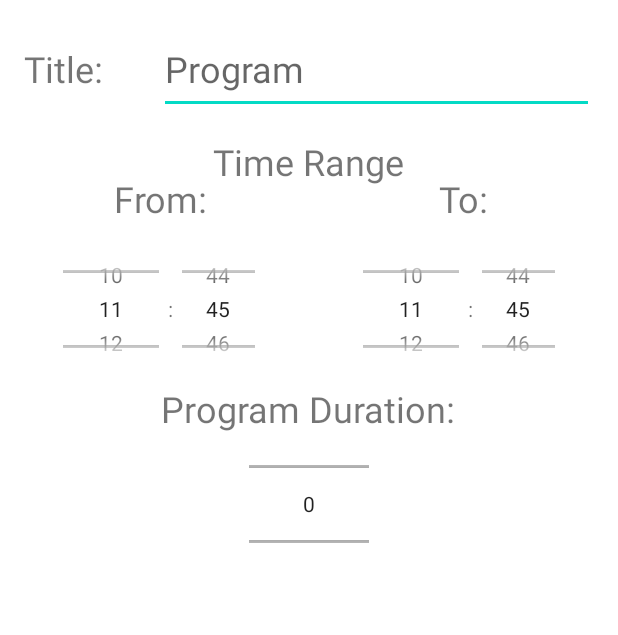
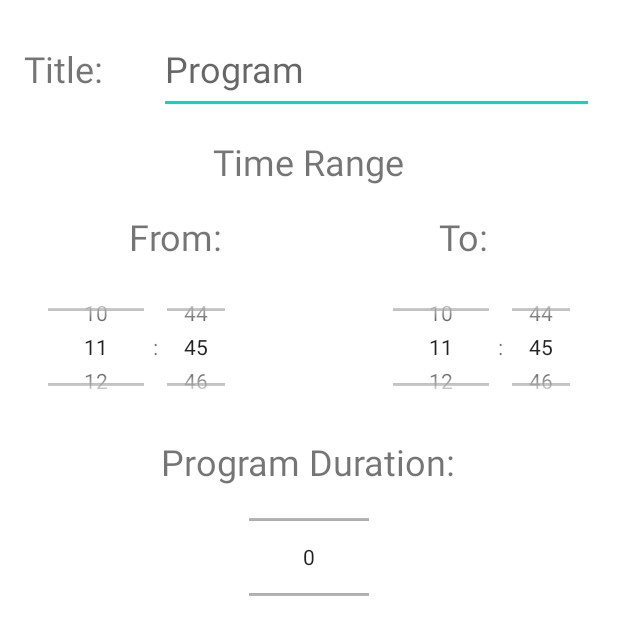
Before and after one commit to Rolppe/Ohjelmistoprojekti, an Android app: the layout layout_dialog.xml on its own in the app's theme, with its tools: preview values and no code run, on a phone screen of 412 x 824 dp. Shown: the top 635 px of the screen. Run offline under Robolectric (Android 15) with nearby library versions, the phone set to English and light mode, and no system bars; network calls fail.

```diff
--- a/app/src/main/res/layout/layout_dialog.xml
+++ b/app/src/main/res/layout/layout_dialog.xml
@@ -29,10 +29,10 @@
         android:id="@+id/dialogTvFrom"
         android:layout_width="wrap_content"
         android:layout_height="wrap_content"
-        android:layout_alignParentTop="true"
+        android:layout_alignTop="@+id/dialogTvTimeRange"
         android:layout_alignParentStart="true"
-        android:layout_marginStart="60dp"
-        android:layout_marginTop="100dp"
+        android:layout_marginTop="50dp"
+        android:layout_marginStart="70dp"
         android:text="@string/edtTvFrom"
         android:textSize="24sp" />
 
@@ -40,32 +40,30 @@
         android:id="@+id/dialogTvTo"
         android:layout_width="wrap_content"
         android:layout_height="wrap_content"
-        android:layout_alignParentTop="true"
+        android:layout_alignTop="@+id/dialogTvTimeRange"
         android:layout_alignParentEnd="true"
-        android:layout_marginTop="100dp"
+        android:layout_marginTop="50dp"
         android:layout_marginEnd="70dp"
         android:text="@string/edtTvTo"
         android:textSize="24sp" />
 
     <TimePicker
         android:id="@+id/enterFrom"
-        android:layout_width="160dp"
+        android:layout_width="150dp"
         android:layout_height="100dp"
         android:layout_alignTop="@+id/dialogTvFrom"
         android:layout_alignParentStart="true"
-        android:layout_marginStart="10dp"
         android:layout_marginTop="40dp"
         android:inputType="time"
         android:timePickerMode="spinner" />
 
     <TimePicker
         android:id="@+id/enterTo"
-        android:layout_width="160dp"
+        android:layout_width="150dp"
         android:layout_height="100dp"
         android:layout_alignTop="@+id/dialogTvTo"
         android:layout_alignParentEnd="true"
         android:layout_marginTop="40dp"
-        android:layout_marginEnd="10dp"
         android:inputType="time"
         android:timePickerMode="spinner" />
 
@@ -84,15 +82,15 @@
         android:id="@+id/dialogTvDuration"
         android:layout_width="wrap_content"
         android:layout_height="wrap_content"
-        android:layout_alignTop="@+id/enterFrom"
-        android:layout_alignParentTop="true"
+        android:layout_alignTop="@+id/dialogTvTimeRange"
+
         android:layout_centerHorizontal="true"
-        android:layout_marginTop="240dp"
+        android:layout_marginTop="200dp"
         android:text="@string/edtTvDuration"
         android:textSize="24sp" />
 
     <TextView
-        android:id="@+id/textView"
+        android:id="@+id/dialogTvTimeRange"
         android:layout_width="wrap_content"
         android:layout_height="wrap_content"
         android:layout_alignParentTop="true"
```
Also changed, not shown: app/src/main/java/com/example/ohjelmistoprojekti/HappyHourFragment.java (+24 -19 lines), app/src/main/java/com/example/ohjelmistoprojekti/HomeFragment.java (+87 -61 lines), app/src/main/java/com/example/ohjelmistoprojekti/MainActivity.java (+28 -21 lines), app/src/main/java/com/example/ohjelmistoprojekti/PriceViewModel.java (deleted, +0 -64 lines), app/src/main/java/com/example/ohjelmistoprojekti/BackendConnection.java (deleted).
